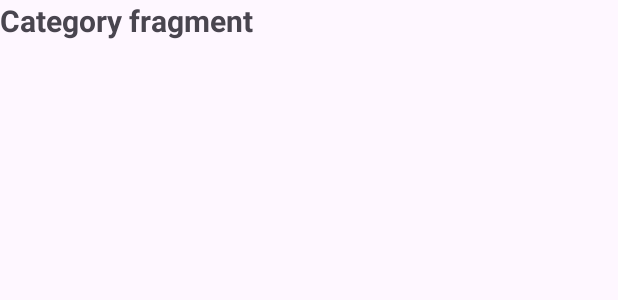
After one commit to aabbhhiijadhav/Foodiz-App, an Android app: the layout fragment_category.xml on its own in the app's theme, with its tools: preview values and no code run, on a phone screen of 412 x 824 dp. The commit adds this screen. Shown: the top 300 px of the screen. Run offline under Robolectric (Android 15) with nearby library versions, the phone set to English and light mode, and no system bars; Roboto replaces fonts that are not available here.

Commit message:
Add a three fragment 1.For home page 2.For category page 3.For My Order Page

```diff
--- /dev/null
+++ b/app/src/main/res/layout/fragment_category.xml
@@ -0,0 +1,15 @@
+<?xml version="1.0" encoding="utf-8"?>
+<FrameLayout xmlns:android="http://schemas.android.com/apk/res/android"
+    xmlns:tools="http://schemas.android.com/tools"
+    android:layout_width="match_parent"
+    android:layout_height="match_parent"
+    android:layout_gravity="center"
+    tools:context=".CategoryFragment">
+
+    <TextView
+        android:layout_width="match_parent"
+        android:layout_height="match_parent"
+        android:textStyle="bold"
+        android:textSize="20dp"
+        android:text="Category fragment" />
+</FrameLayout>
--- a/app/src/main/res/values/strings.xml
+++ b/app/src/main/res/values/strings.xml
@@ -1,3 +1,5 @@
 <resources>
     <string name="app_name">FOODIZ</string>
+    <!-- TODO: Remove or change this placeholder text -->
+    <string name="hello_blank_fragment">Hello blank fragment</string>
 </resources>
```
Also changed, not shown: app/src/main/java/com/example/foodiz/CategoryFragment.java (added, +24 -0 lines), app/src/main/java/com/example/foodiz/HomeFragment.java (added, +22 -0 lines), app/src/main/java/com/example/foodiz/HomePage.java (+32 -2 lines), app/src/main/java/com/example/foodiz/MyorderFragment.java (added, +23 -0 lines), app/src/main/res/layout/fragment_home.xml (added, +15 -0 lines), app/src/main/res/layout/fragment_myorder.xml (added, +15 -0 lines).
